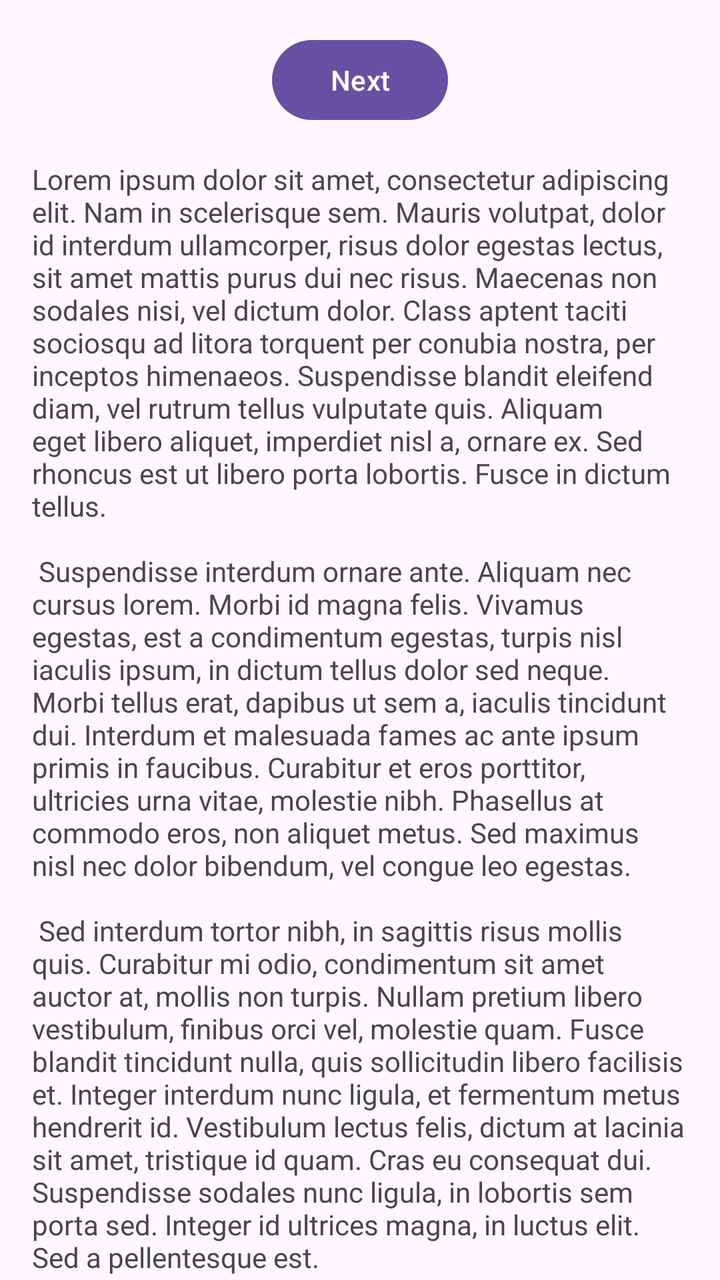
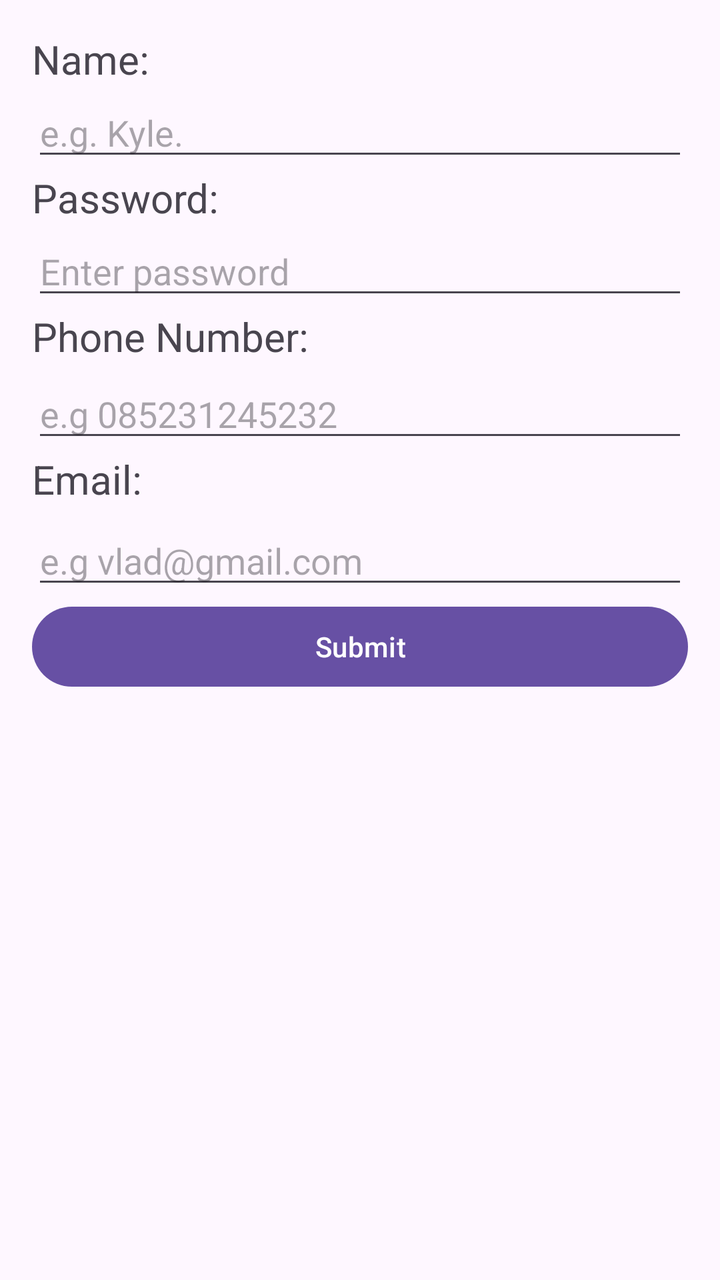

The first picture is an Android layout as it rendered before a commit; the second is the same layout after the commit. The layout source and the unified diff follow.
<!-- AndroidManifest.xml: application theme Theme.Lab1 -->
<!-- res/layout/fragment_first.xml -->
<?xml version="1.0" encoding="utf-8"?>
<androidx.core.widget.NestedScrollView xmlns:android="http://schemas.android.com/apk/res/android"
    xmlns:app="http://schemas.android.com/apk/res-auto"
    xmlns:tools="http://schemas.android.com/tools"
    android:layout_width="match_parent"
    android:layout_height="match_parent"
    tools:context=".FirstFragment">

    <androidx.constraintlayout.widget.ConstraintLayout
        android:layout_width="match_parent"
        android:layout_height="match_parent"
        android:padding="16dp">

        <Button
            android:id="@+id/button_first"
            android:layout_width="wrap_content"
            android:layout_height="wrap_content"
            android:text="@string/next"
            app:layout_constraintBottom_toTopOf="@id/textview_first"
            app:layout_constraintEnd_toEndOf="parent"
            app:layout_constraintStart_toStartOf="parent"
            app:layout_constraintTop_toTopOf="parent" />

        <TextView
            android:id="@+id/textview_first"
            android:layout_width="wrap_content"
            android:layout_height="wrap_content"
            android:layout_marginTop="16dp"
            android:text="@string/lorem_ipsum"
            app:layout_constraintBottom_toBottomOf="parent"
            app:layout_constraintEnd_toEndOf="parent"
            app:layout_constraintStart_toStartOf="parent"
            app:layout_constraintTop_toBottomOf="@id/button_first" />
    </androidx.constraintlayout.widget.ConstraintLayout>
</androidx.core.widget.NestedScrollView>
<!-- resources referenced by this layout -->
<resources>
  <string name="lorem_ipsum">
          Lorem ipsum dolor sit amet, consectetur adipiscing elit. Nam in scelerisque sem. Mauris
          volutpat, dolor id interdum ullamcorper, risus dolor egestas lectus, sit amet mattis purus
          dui nec risus. Maecenas non sodales nisi, vel dictum dolor. Class aptent taciti sociosqu ad
          litora torquent per conubia nostra, per inceptos himenaeos. Suspendisse blandit eleifend
          diam, vel rutrum tellus vulputate quis. Aliquam eget libero aliquet, imperdiet nisl a,
          ornare ex. Sed rhoncus est ut libero porta lobortis. Fusce in dictum tellus.\n\n
          Suspendisse interdum ornare ante. Aliquam nec cursus lorem. Morbi id magna felis. Vivamus
          egestas, est a condimentum egestas, turpis nisl iaculis ipsum, in dictum tellus dolor sed
          neque. Morbi tellus erat, dapibus ut sem a, iaculis tincidunt dui. Interdum et malesuada
          fames ac ante ipsum primis in faucibus. Curabitur et eros porttitor, ultricies urna vitae,
          molestie nibh. Phasellus at commodo eros, non aliquet metus. Sed maximus nisl nec dolor
          bibendum, vel congue leo egestas.\n\n
          Sed interdum tortor nibh, in sagittis risus mollis quis. Curabitur mi odio, condimentum sit
          amet auctor at, mollis non turpis. Nullam pretium libero vestibulum, finibus orci vel,
          molestie quam. Fusce blandit tincidunt nulla, quis sollicitudin libero facilisis et. Integer
          interdum nunc ligula, et fermentum metus hendrerit id. Vestibulum lectus felis, dictum at
          lacinia sit amet, tristique id quam. Cras eu consequat dui. Suspendisse sodales nunc ligula,
          in lobortis sem porta sed. Integer id ultrices magna, in luctus elit. Sed a pellentesque
          est.\n\n
          Aenean nunc velit, lacinia sed dolor sed, ultrices viverra nulla. Etiam a venenatis nibh.
          Morbi laoreet, tortor sed facilisis varius, nibh orci rhoncus nulla, id elementum leo dui
          non lorem. Nam mollis ipsum quis auctor varius. Quisque elementum eu libero sed commodo. In
          eros nisl, imperdiet vel imperdiet et, scelerisque a mauris. Pellentesque varius ex nunc,
          quis imperdiet eros placerat ac. Duis finibus orci et est auctor tincidunt. Sed non viverra
          ipsum. Nunc quis augue egestas, cursus lorem at, molestie sem. Morbi a consectetur ipsum, a
          placerat diam. Etiam vulputate dignissim convallis. Integer faucibus mauris sit amet finibus
          convallis.\n\n
          Phasellus in aliquet mi. Pellentesque habitant morbi tristique senectus et netus et
          malesuada fames ac turpis egestas. In volutpat arcu ut felis sagittis, in finibus massa
          gravida. Pellentesque id tellus orci. Integer dictum, lorem sed efficitur ullamcorper,
          libero justo consectetur ipsum, in mollis nisl ex sed nisl. Donec maximus ullamcorper
          sodales. Praesent bibendum rhoncus tellus nec feugiat. In a ornare nulla. Donec rhoncus
          libero vel nunc consequat, quis tincidunt nisl eleifend. Cras bibendum enim a justo luctus
          vestibulum. Fusce dictum libero quis erat maximus, vitae volutpat diam dignissim.
      </string>
  <string name="next">Next</string>
  <style name="Theme.Lab1" parent="Base.Theme.Lab1" />
  <style name="Base.Theme.Lab1" parent="Theme.Material3.DayNight.NoActionBar">
          
          
      </style>
</resources>

<!-- the commit's change to res/layout/fragment_first.xml (unified diff, before → after) -->
@@ -11,25 +11,77 @@
         android:layout_height="match_parent"
         android:padding="16dp">
 
-        <Button
-            android:id="@+id/button_first"
-            android:layout_width="wrap_content"
-            android:layout_height="wrap_content"
-            android:text="@string/next"
-            app:layout_constraintBottom_toTopOf="@id/textview_first"
-            app:layout_constraintEnd_toEndOf="parent"
-            app:layout_constraintStart_toStartOf="parent"
-            app:layout_constraintTop_toTopOf="parent" />
+        <LinearLayout
+            android:layout_width="match_parent"
+            android:layout_height="match_parent"
+            android:orientation="vertical">
 
-        <TextView
-            android:id="@+id/textview_first"
-            android:layout_width="wrap_content"
-            android:layout_height="wrap_content"
-            android:layout_marginTop="16dp"
-            android:text="@string/lorem_ipsum"
-            app:layout_constraintBottom_toBottomOf="parent"
-            app:layout_constraintEnd_toEndOf="parent"
-            app:layout_constraintStart_toStartOf="parent"
-            app:layout_constraintTop_toBottomOf="@id/button_first" />
+            <TextView
+                android:id="@+id/textView5"
+                android:layout_width="match_parent"
+                android:layout_height="28dp"
+                android:text="Name:"
+                android:textSize="20sp" />
+
+            <EditText
+                android:id="@+id/editTextText4"
+                android:layout_width="match_parent"
+                android:layout_height="wrap_content"
+                android:ems="10"
+                android:hint="e.g. Kyle."
+                android:inputType="text" />
+            <TextView
+                android:id="@+id/textView6"
+                android:layout_width="match_parent"
+                android:layout_height="28dp"
+                android:text="Password:"
+                android:textSize="20sp" />
+
+            <EditText
+                android:id="@+id/editTextTextPassword"
+                android:layout_width="match_parent"
+                android:layout_height="wrap_content"
+                android:ems="10"
+                android:hint="Enter password"
+                android:inputType="textPassword" />
+
+            <TextView
+                android:id="@+id/textView7"
+                android:layout_width="match_parent"
+                android:layout_height="30dp"
+                android:text="Phone Number:"
+                android:textSize="20sp" />
+
+            <EditText
+                android:id="@+id/editTextPhone"
+                android:layout_width="match_parent"
+                android:layout_height="wrap_content"
+                android:ems="10"
+                android:hint="e.g 085231245232"
+                android:inputType="phone" />
+
+            <TextView
+                android:id="@+id/editTextText5"
+                android:layout_width="match_parent"
+                android:layout_height="32dp"
+                android:ems="10"
+                android:inputType="text"
+                android:text="Email:"
+                android:textSize="20sp" />
+
+            <EditText
+                android:id="@+id/editTextTextEmailAddress2"
+                android:layout_width="match_parent"
+                android:layout_height="wrap_content"
+                android:ems="10"
+                android:hint="e.g vlad@gmail.com"
+                android:inputType="textEmailAddress" />
+
+            <Button
+                android:id="@+id/button"
+                android:layout_width="match_parent"
+                android:layout_height="wrap_content"
+                android:text="Submit" />
+        </LinearLayout>
     </androidx.constraintlayout.widget.ConstraintLayout>
 </androidx.core.widget.NestedScrollView>
<!-- resource entries referenced after the edit -->
@@ -1,42 +1,5 @@
 <!-- resources referenced by this layout -->
 <resources>
-  <string name="lorem_ipsum">
-          Lorem ipsum dolor sit amet, consectetur adipiscing elit. Nam in scelerisque sem. Mauris
-          volutpat, dolor id interdum ullamcorper, risus dolor egestas lectus, sit amet mattis purus
-          dui nec risus. Maecenas non sodales nisi, vel dictum dolor. Class aptent taciti sociosqu ad
-          litora torquent per conubia nostra, per inceptos himenaeos. Suspendisse blandit eleifend
-          diam, vel rutrum tellus vulputate quis. Aliquam eget libero aliquet, imperdiet nisl a,
-          ornare ex. Sed rhoncus est ut libero porta lobortis. Fusce in dictum tellus.\n\n
-          Suspendisse interdum ornare ante. Aliquam nec cursus lorem. Morbi id magna felis. Vivamus
-          egestas, est a condimentum egestas, turpis nisl iaculis ipsum, in dictum tellus dolor sed
-          neque. Morbi tellus erat, dapibus ut sem a, iaculis tincidunt dui. Interdum et malesuada
-          fames ac ante ipsum primis in faucibus. Curabitur et eros porttitor, ultricies urna vitae,
-          molestie nibh. Phasellus at commodo eros, non aliquet metus. Sed maximus nisl nec dolor
-          bibendum, vel congue leo egestas.\n\n
-          Sed interdum tortor nibh, in sagittis risus mollis quis. Curabitur mi odio, condimentum sit
-          amet auctor at, mollis non turpis. Nullam pretium libero vestibulum, finibus orci vel,
-          molestie quam. Fusce blandit tincidunt nulla, quis sollicitudin libero facilisis et. Integer
-          interdum nunc ligula, et fermentum metus hendrerit id. Vestibulum lectus felis, dictum at
-          lacinia sit amet, tristique id quam. Cras eu consequat dui. Suspendisse sodales nunc ligula,
-          in lobortis sem porta sed. Integer id ultrices magna, in luctus elit. Sed a pellentesque
-          est.\n\n
-          Aenean nunc velit, lacinia sed dolor sed, ultrices viverra nulla. Etiam a venenatis nibh.
-          Morbi laoreet, tortor sed facilisis varius, nibh orci rhoncus nulla, id elementum leo dui
-          non lorem. Nam mollis ipsum quis auctor varius. Quisque elementum eu libero sed commodo. In
-          eros nisl, imperdiet vel imperdiet et, scelerisque a mauris. Pellentesque varius ex nunc,
-          quis imperdiet eros placerat ac. Duis finibus orci et est auctor tincidunt. Sed non viverra
-          ipsum. Nunc quis augue egestas, cursus lorem at, molestie sem. Morbi a consectetur ipsum, a
-          placerat diam. Etiam vulputate dignissim convallis. Integer faucibus mauris sit amet finibus
-          convallis.\n\n
-          Phasellus in aliquet mi. Pellentesque habitant morbi tristique senectus et netus et
-          malesuada fames ac turpis egestas. In volutpat arcu ut felis sagittis, in finibus massa
-          gravida. Pellentesque id tellus orci. Integer dictum, lorem sed efficitur ullamcorper,
-          libero justo consectetur ipsum, in mollis nisl ex sed nisl. Donec maximus ullamcorper
-          sodales. Praesent bibendum rhoncus tellus nec feugiat. In a ornare nulla. Donec rhoncus
-          libero vel nunc consequat, quis tincidunt nisl eleifend. Cras bibendum enim a justo luctus
-          vestibulum. Fusce dictum libero quis erat maximus, vitae volutpat diam dignissim.
-      </string>
-  <string name="next">Next</string>
   <style name="Theme.Lab1" parent="Base.Theme.Lab1" />
   <style name="Base.Theme.Lab1" parent="Theme.Material3.DayNight.NoActionBar">
           
